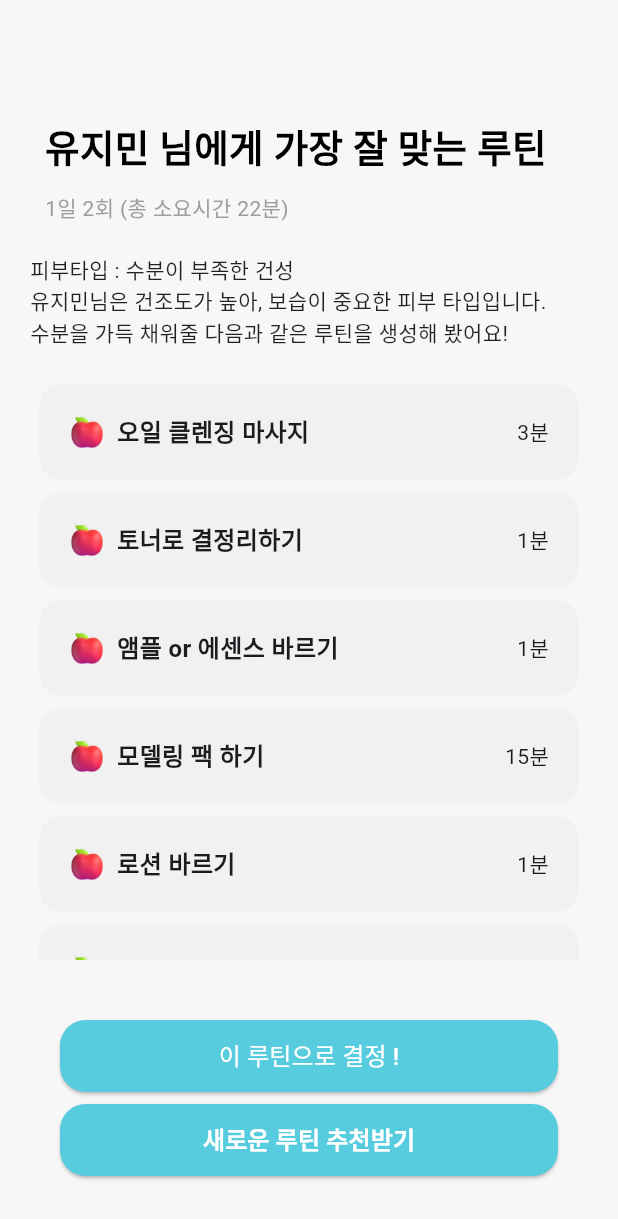
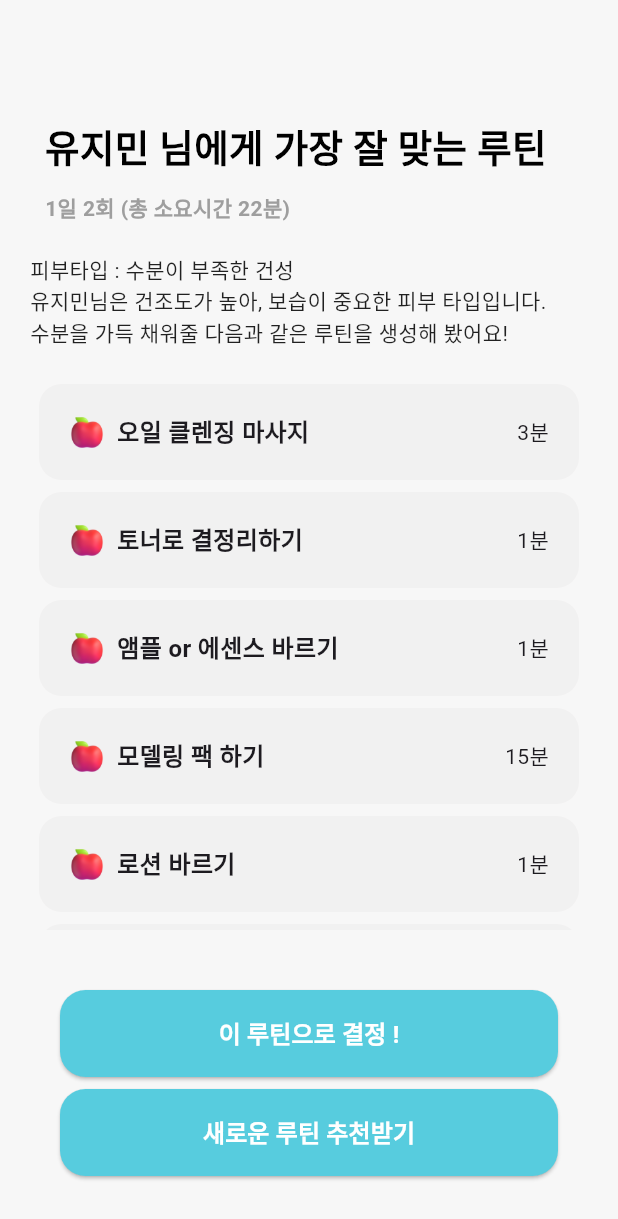
Before and after one commit to SkinCare-Peace/frontend, a Flutter app: the RoutinePage screen opened directly, on a phone screen of 412 x 824 dp. Shown: the top 1219 px of the screen. Run offline on Flutter 3.47's test engine with Material 3 defaults, Android fonts, the phone set to English and light mode, and no system bars; our stand-ins replace camera; missing offline and left inert: google_mlkit_face_detection.

Commit message:
feat: 루틴페이지 상세 UI 수정

```diff
--- a/frontend/lib/routines/routine_create.dart
+++ b/frontend/lib/routines/routine_create.dart
@@ -80,7 +80,7 @@ class _RoutinePageState extends State<RoutinePage> {
             padding: const EdgeInsets.only(right: 30.0, left: 30, bottom: 10),
             child: Text(
               '1일 2회 (총 소요시간 ${totalTime}분)',
-              style: const TextStyle(color: Colors.grey),
+              style: const TextStyle(color: Colors.grey, fontWeight: FontWeight.bold),
             ),
           ),
           const SizedBox(height: 10),
@@ -94,7 +94,7 @@ class _RoutinePageState extends State<RoutinePage> {
                 '피부타입 : 수분이 부족한 건성\n'
                 '유지민님은 건조도가 높아, 보습이 중요한 피부 타입입니다.\n'
                 '수분을 가득 채워줄 다음과 같은 루틴을 생성해 봤어요!',
-                style: TextStyle(color: Colors.black87),
+                style: TextStyle(color: Colors.black87, fontWeight: FontWeight.w400),
               ),
             ),
           ),
@@ -202,7 +202,7 @@ class _RoutinePageState extends State<RoutinePage> {
                 ElevatedButton(
                   onPressed: () {},
                   style: ElevatedButton.styleFrom(
-                    minimumSize: const Size(double.infinity, 48),
+                    minimumSize: const Size(double.infinity, 58),
                     backgroundColor: const Color.fromARGB(255, 87, 204, 222),
                     shape: RoundedRectangleBorder(
                       borderRadius: BorderRadius.circular(17),
@@ -210,14 +210,14 @@ class _RoutinePageState extends State<RoutinePage> {
                   ),
                   child: const Text(
                     '이 루틴으로 결정 !',
-                    style: TextStyle(fontSize: 16, color: Colors.white),
+                    style: TextStyle(fontSize: 16, color: Colors.white, fontWeight: FontWeight.w600),
                   ),
                 ),
                 const SizedBox(height: 8),
                 ElevatedButton(
                   onPressed: () {},
                   style: ElevatedButton.styleFrom(
-                    minimumSize: const Size(double.infinity, 48),
+                    minimumSize: const Size(double.infinity, 58),
                     backgroundColor: const Color.fromARGB(255, 87, 204, 222),
                     shape: RoundedRectangleBorder(
                       borderRadius: BorderRadius.circular(17),
```
